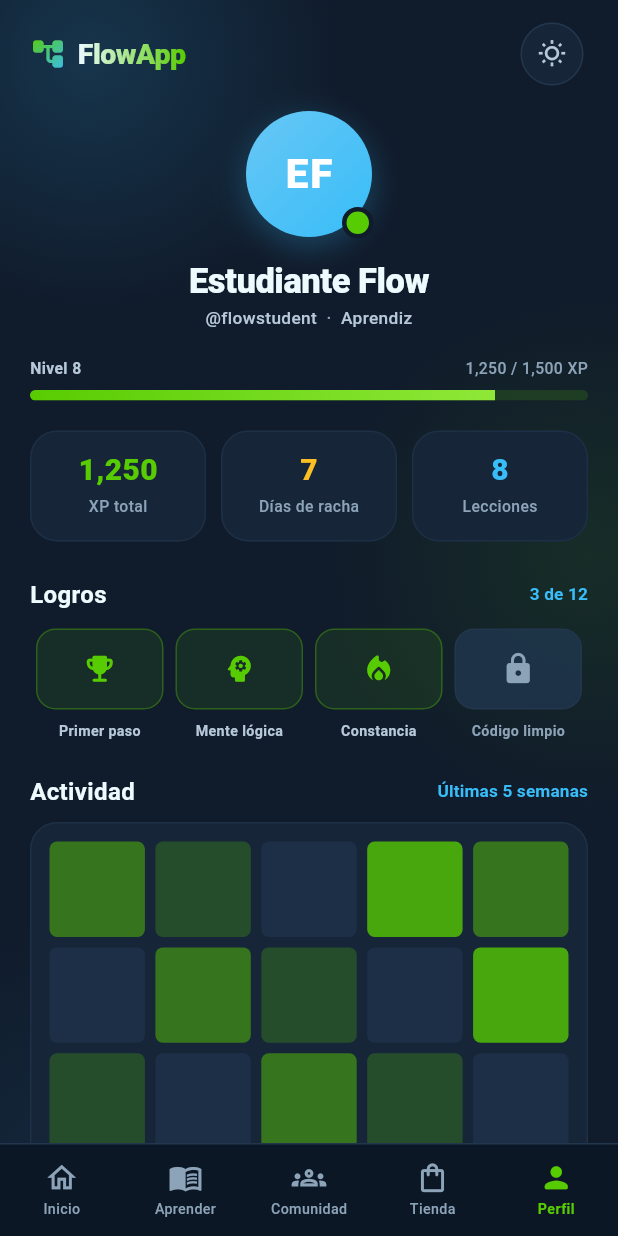
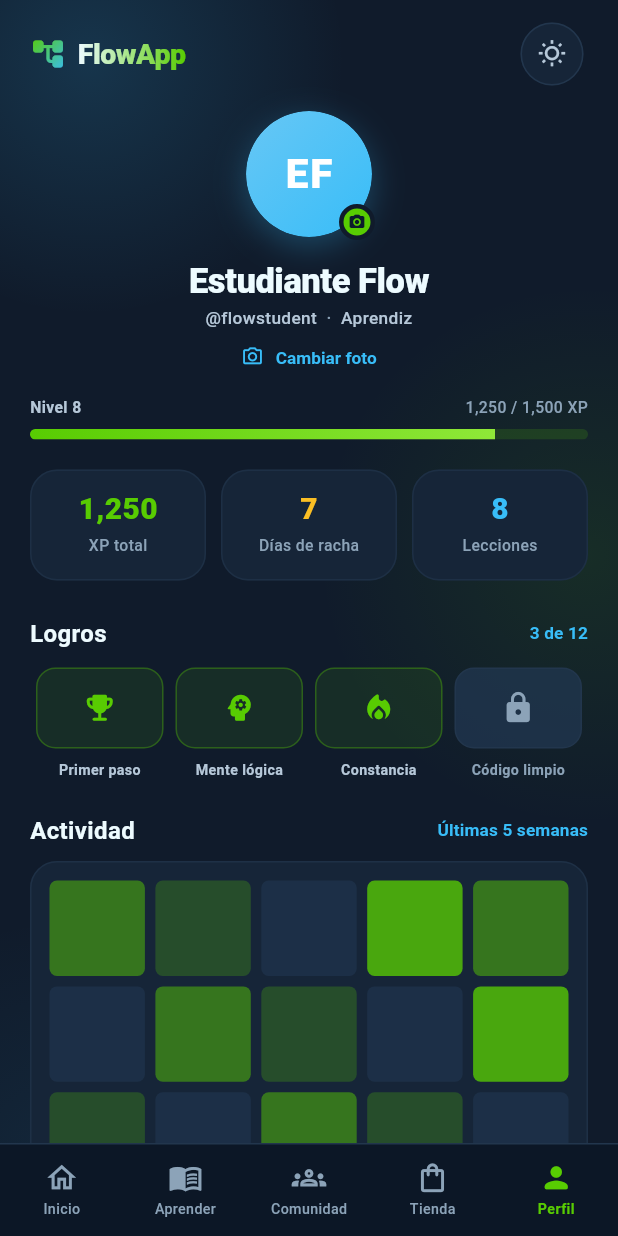
Before and after one commit to Angel-AFL/Flow-App, a Flutter app: the AppShell screen opened directly, item 5 of the bottom bar chosen, on a phone screen of 412 x 824 dp. Run offline on Flutter 3.47's test engine with Material 3 defaults, Android fonts, the phone set to English and light mode, and no system bars; our stand-ins replace image_picker.

Commit message:
feat(perfil): permitir cambiar la foto de perfil desde la galería
Se integra image_picker y se agregan los permisos de iOS y macOS junto con los registrantes de plugins generados. La imagen seleccionada se muestra durante la sesión y la selección queda aislada en un servicio reemplazable.

```diff
--- a/lib/features/profile/profile_screen.dart
+++ b/lib/features/profile/profile_screen.dart
@@ -1,15 +1,28 @@
+import 'dart:typed_data';
+
 import 'package:flutter/material.dart';
 
 import '../../core/theme/app_colors.dart';
 import '../../shared/widgets/stat_card.dart';
 import '../welcome/welcome_screen.dart';
+import 'services/profile_image_picker.dart';
 import 'widgets/achievements_card.dart';
 import 'widgets/activity_heatmap.dart';
 import 'widgets/diagram_gallery.dart';
 import 'widgets/profile_header.dart';
 
-class ProfileScreen extends StatelessWidget {
-  const ProfileScreen({super.key});
+class ProfileScreen extends StatefulWidget {
+  const ProfileScreen({super.key, this.pickImage});
+
+  final PickProfileImage? pickImage;
+
+  @override
+  State<ProfileScreen> createState() => _ProfileScreenState();
+}
+
+class _ProfileScreenState extends State<ProfileScreen> {
+  Uint8List? _avatarBytes;
+  bool _isPicking = false;
 
   void _showFeedback(BuildContext context, String message) {
     ScaffoldMessenger.of(context)
@@ -35,6 +48,37 @@ class ProfileScreen extends StatelessWidget {
       );
   }
 
+  Future<void> _pickAvatar() async {
+    if (_isPicking) {
+      return;
+    }
+
+    setState(() => _isPicking = true);
+
+    try {
+      final picker = widget.pickImage ?? pickProfileImageFromGallery;
+      final bytes = await picker();
+
+      if (!mounted || bytes == null) {
+        return;
+      }
+
+      setState(() => _avatarBytes = bytes);
+      _showFeedback(context, 'Foto de perfil actualizada.');
+    } catch (_) {
+      if (mounted) {
+        _showFeedback(
+          context,
+          'No se pudo abrir la galería. Inténtalo de nuevo.',
+        );
+      }
+    } finally {
+      if (mounted) {
+        setState(() => _isPicking = false);
+      }
+    }
+  }
+
   void _logout(BuildContext context) {
     Navigator.of(context).pushAndRemoveUntil(
       MaterialPageRoute<void>(builder: (_) => const WelcomeScreen()),
@@ -55,6 +99,9 @@ class ProfileScreen extends StatelessWidget {
               crossAxisAlignment: CrossAxisAlignment.stretch,
               children: [
                 ProfileHeader(
+                  avatarBytes: _avatarBytes,
+                  isPicking: _isPicking,
+                  onAvatarTap: _isPicking ? null : _pickAvatar,
                   onThemeTap: () => _showFeedback(
                     context,
                     'El tema claro estará disponible próximamente.',
--- a/lib/features/profile/widgets/profile_header.dart
+++ b/lib/features/profile/widgets/profile_header.dart
@@ -1,3 +1,5 @@
+import 'dart:typed_data';
+
 import 'package:flutter/material.dart';
 
 import '../../../core/theme/app_colors.dart';
@@ -5,9 +7,18 @@ import '../../../shared/widgets/flow_wordmark.dart';
 import '../models/profile_data.dart';
 
 class ProfileHeader extends StatelessWidget {
-  const ProfileHeader({super.key, required this.onThemeTap});
+  const ProfileHeader({
+    super.key,
+    required this.onThemeTap,
+    this.avatarBytes,
+    this.isPicking = false,
+    this.onAvatarTap,
+  });
 
   final VoidCallback onThemeTap;
+  final Uint8List? avatarBytes;
+  final bool isPicking;
+  final VoidCallback? onAvatarTap;
 
   @override
   Widget build(BuildContext context) {
@@ -41,8 +52,10 @@ class ProfileHeader extends StatelessWidget {
         const SizedBox(height: 10),
         Center(
           child: Semantics(
-            label: 'Avatar de ${ProfileMockData.name}',
-            image: true,
+            button: onAvatarTap != null,
+            label:
+                'Foto de perfil de ${ProfileMockData.name}. '
+                'Toca para cambiarla.',
             child: SizedBox(
               width: 92,
               height: 92,
@@ -53,14 +66,8 @@ class ProfileHeader extends StatelessWidget {
                   Container(
                     width: 84,
                     height: 84,
-                    alignment: Alignment.center,
                     decoration: BoxDecoration(
                       shape: BoxShape.circle,
-                      gradient: const LinearGradient(
-                        begin: Alignment.topLeft,
-                        end: Alignment.bottomRight,
-                        colors: [Color(0xFF67C7F5), AppColors.secondary],
-                      ),
                       boxShadow: [
                         BoxShadow(
                           color: AppColors.secondary.withValues(alpha: 0.28),
@@ -69,22 +76,52 @@ class ProfileHeader extends StatelessWidget {
                         ),
                       ],
                     ),
-                    child: const Text(
-                      ProfileMockData.initials,
-                      style: TextStyle(
-                        color: Colors.white,
-                        fontSize: 27,
-                        fontWeight: FontWeight.w800,
-                        letterSpacing: 1.2,
+                    child: ClipOval(
+                      child: Material(
+                        color: Colors.transparent,
+                        child: InkWell(
+                          key: const Key('profile-avatar'),
+                          onTap: onAvatarTap,
+                          customBorder: const CircleBorder(),
+                          child: _AvatarVisual(bytes: avatarBytes),
+                        ),
                       ),
                     ),
                   ),
+                  if (isPicking)
+                    Positioned.fill(
+                      child: IgnorePointer(
+                        child: Center(
+                          child: Container(
+                            width: 84,
+                            height: 84,
+                            decoration: BoxDecoration(
+                              shape: BoxShape.circle,
+                              color: AppColors.background.withValues(
+                                alpha: 0.65,
+                              ),
+                            ),
+                            child: const Center(
+                              child: SizedBox(
+                                width: 22,
+                                height: 22,
+                                child: CircularProgressIndicator(
+                                  strokeWidth: 2.4,
+                                  color: AppColors.secondary,
+                                ),
+                              ),
+                            ),
+                          ),
+                        ),
+                      ),
+                    ),
                   Positioned(
-                    right: 3,
-                    bottom: 3,
+                    right: 2,
+                    bottom: 2,
                     child: Container(
-                      width: 21,
-                      height: 21,
+                      width: 24,
+                      height: 24,
+                      alignment: Alignment.center,
                       decoration: BoxDecoration(
                         shape: BoxShape.circle,
                         color: AppColors.primary,
@@ -92,6 +129,11 @@ class ProfileHeader extends StatelessWidget {
                           color: AppColors.background,
                           width: 3,
                         ),
+                      ),
+                      child: const Icon(
+                        Icons.photo_camera_rounded,
+                        size: 12,
+                        color: AppColors.onPrimary,
                       ),
                     ),
                   ),
@@ -133,7 +175,33 @@ class ProfileHeader extends StatelessWidget {
           textAlign: TextAlign.center,
           style: const TextStyle(fontSize: 11.5, fontWeight: FontWeight.w500),
         ),
-        const SizedBox(height: 18),
+        const SizedBox(height: 2),
+        TextButton.icon(
+          onPressed: onAvatarTap,
+          icon: isPicking
+              ? const SizedBox(
+                  width: 13,
+                  height: 13,
+                  child: CircularProgressIndicator(
+                    strokeWidth: 2,
+                    color: AppColors.secondary,
+                  ),
+                )
+              : const Icon(Icons.photo_camera_outlined, size: 15),
+          label: Text(isPicking ? 'Abriendo galería...' : 'Cambiar foto'),
+          style: TextButton.styleFrom(
+            foregroundColor: AppColors.secondary,
+            disabledForegroundColor: AppColors.textMuted,
+            minimumSize: const Size(0, 32),
+            padding: const EdgeInsets.symmetric(horizontal: 8),
+            tapTargetSize: MaterialTapTargetSize.shrinkWrap,
+            textStyle: const TextStyle(
+              fontSize: 11.5,
+              fontWeight: FontWeight.w700,
+            ),
+          ),
+        ),
+        const SizedBox(height: 10),
         Row(
           children: [
             const Text(
@@ -200,3 +268,58 @@ class ProfileHeader extends StatelessWidget {
     return buffer.toString();
   }
 }
+
+class _AvatarVisual extends StatelessWidget {
+  const _AvatarVisual({this.bytes});
+
+  final Uint8List? bytes;
+
+  @override
+  Widget build(BuildContext context) {
+    final data = bytes;
+
+    if (data == null) {
+      return const _InitialsAvatar();
+    }
+
+    return Image.memory(
+      data,
+      key: const Key('profile-avatar-image'),
+      width: 84,
+      height: 84,
+      fit: BoxFit.cover,
+      gaplessPlayback: true,
+      errorBuilder: (_, _, _) => const _InitialsAvatar(),
+    );
+  }
+}
+
+class _InitialsAvatar extends StatelessWidget {
+  const _InitialsAvatar();
+
+  @override
+  Widget build(BuildContext context) {
+    return Container(
+      width: 84,
+      height: 84,
+      alignment: Alignment.center,
+      decoration: const BoxDecoration(
+        shape: BoxShape.circle,
+        gradient: LinearGradient(
+          begin: Alignment.topLeft,
+          end: Alignment.bottomRight,
+          colors: [Color(0xFF67C7F5), AppColors.secondary],
+        ),
+      ),
+      child: const Text(
+        ProfileMockData.initials,
+        style: TextStyle(
+          color: Colors.white,
+          fontSize: 27,
+          fontWeight: FontWeight.w800,
+          letterSpacing: 1.2,
+        ),
+      ),
+    );
+  }
+}
--- a/pubspec.yaml
+++ b/pubspec.yaml
@@ -34,6 +34,7 @@ dependencies:
   # The following adds the Cupertino Icons font to your application.
   # Use with the CupertinoIcons class for iOS style icons.
   cupertino_icons: ^1.0.8
+  image_picker: ^1.2.4
 
 dev_dependencies:
   flutter_test:
```
Also changed, not shown: lib/features/profile/services/profile_image_picker.dart (added, +21 -0 lines), pubspec.lock, 9 other files.
